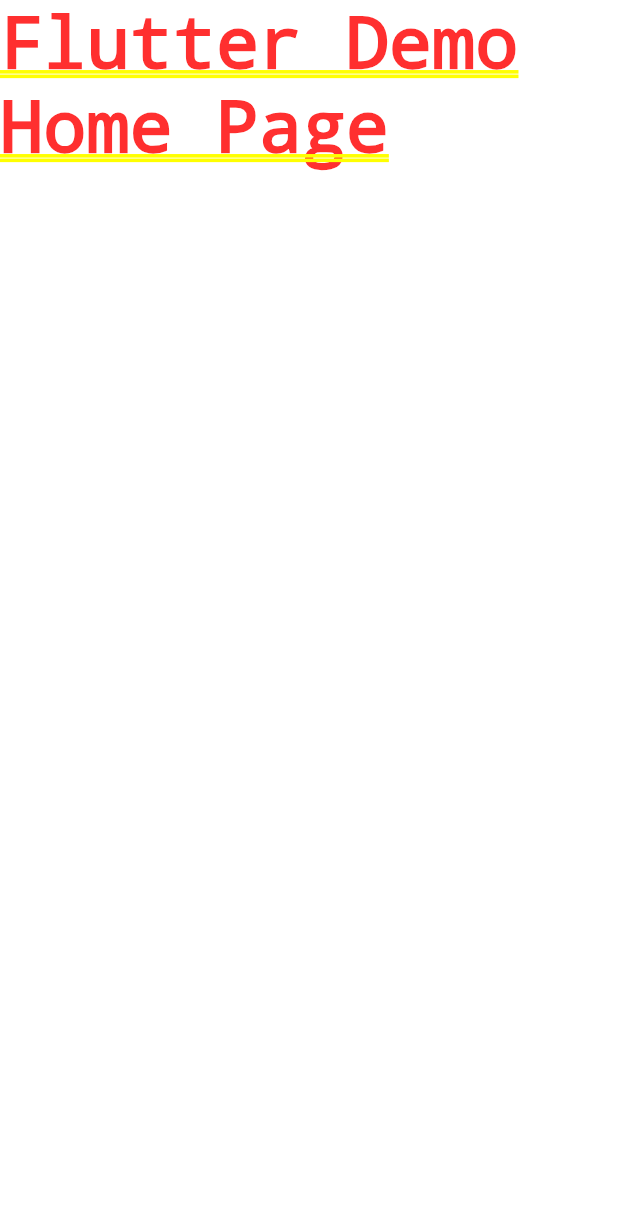
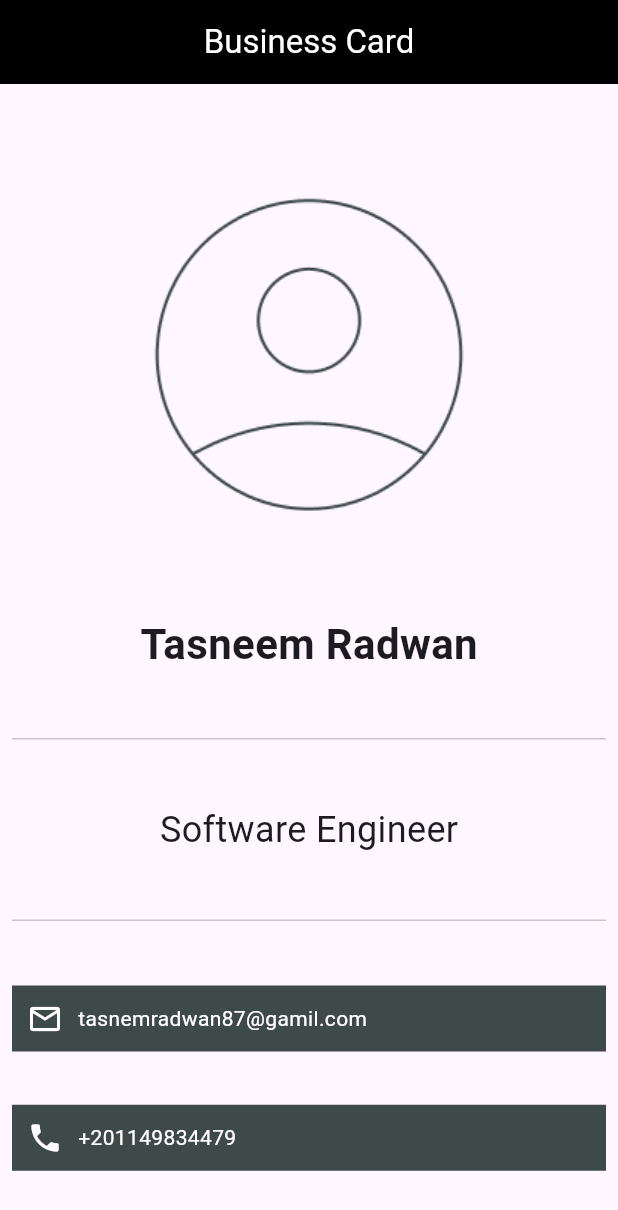
Before and after one commit to Taassneem/flutterTraining, a Flutter app: the screen it shows after launch, on a phone screen of 412 x 824 dp. Shown: the top 1210 px of the screen. Run offline on Flutter 3.47's test engine with Material 3 defaults, Android fonts, the phone set to English and light mode, and no system bars.

Commit message:
business card

```diff
--- a/flutter_traning/lib/session_six.dart
+++ b/flutter_traning/lib/session_six.dart
@@ -1,3 +1,5 @@
+// ignore_for_file: unnecessary_overrides
+
 void main() {
   Car firstCar = Car(name: 'BMW', model: '2024', color: 'Grey');
   print(firstCar.name);
@@ -54,7 +56,6 @@ class Shape {
 class Rectangle extends Shape {
   @override
   areaMethod() {
-    // TODO: implement area
     super.areaMethod();
   }
 
@@ -64,7 +65,6 @@ class Rectangle extends Shape {
 class Square extends Shape {
   @override
   areaMethod() {
-    // TODO: implement areaMethod
     return super.areaMethod();
   }
 
--- /dev/null
+++ b/for_tasks/lib/business_card.dart
@@ -0,0 +1,72 @@
+import 'package:flutter/material.dart';
+
+class BusinessCard extends StatelessWidget {
+  const BusinessCard({super.key});
+
+  @override
+  Widget build(BuildContext context) {
+    return Scaffold(
+      appBar: AppBar(
+          title: const Text(
+            'Business Card',
+            style: TextStyle(color: Colors.white),
+          ),
+          centerTitle: true,
+          backgroundColor: Colors.black),
+      body: SafeArea(
+          child: Padding(
+        padding: const EdgeInsets.all(8.0),
+        child: Column(
+          mainAxisAlignment: MainAxisAlignment.spaceEvenly,
+          crossAxisAlignment: CrossAxisAlignment.center,
+          children: [
+            Image.asset('assets/images/login.png'),
+            const Text(
+              'Tasneem Radwan',
+              style: TextStyle(
+                fontSize: 28,
+                fontWeight: FontWeight.bold,
+              ),
+            ),
+            const Divider(),
+            const Text(
+              'Software Engineer',
+              style: TextStyle(
+                fontSize: 24,
+              ),
+            ),
+            const Divider(),
+            Container(
+              padding: const EdgeInsets.all(10),
+              color: const Color(0xff3E494A),
+              child: const Row(
+                children: [
+                  Icon(Icons.mail_outline, color: Colors.white),
+                  SizedBox(width: 10),
+                  Text(
+                    'tasnemradwan87@gamil.com',
+                    style: TextStyle(color: Colors.white),
+                  )
+                ],
+              ),
+            ),
+            Container(
+              padding: const EdgeInsets.all(10),
+              color: const Color(0xff3E494A),
+              child: const Row(
+                children: [
+                  Icon(Icons.phone, color: Colors.white),
+                  SizedBox(width: 10),
+                  Text(
+                    '+201149834479',
+                    style: TextStyle(color: Colors.white),
+                  )
+                ],
+              ),
+            )
+          ],
+        ),
+      )),
+    );
+  }
+}
--- a/for_tasks/lib/main.dart
+++ b/for_tasks/lib/main.dart
@@ -1,4 +1,5 @@
 import 'package:flutter/material.dart';
+import 'package:session_two/business_card.dart';
 
 void main() {
   runApp(const MyApp());
@@ -10,7 +11,8 @@ class MyApp extends StatelessWidget {
   @override
   Widget build(BuildContext context) {
     return const MaterialApp(
-      home: Text('Flutter Demo Home Page'),
+      debugShowCheckedModeBanner: false,
+      home: BusinessCard(),
     );
   }
 }
--- a/for_tasks/pubspec.yaml
+++ b/for_tasks/pubspec.yaml
@@ -59,8 +59,8 @@ flutter:
   uses-material-design: true
 
   # To add assets to your application, add an assets section, like this:
-  # assets:
-  #   - images/a_dot_burr.jpeg
+  assets:
+    - assets/images/
   #   - images/a_dot_ham.jpeg
 
   # An image asset can refer to one or more resolution-specific "variants", see
```
Also changed, not shown: for_tasks/assets/images/login.png (added).
